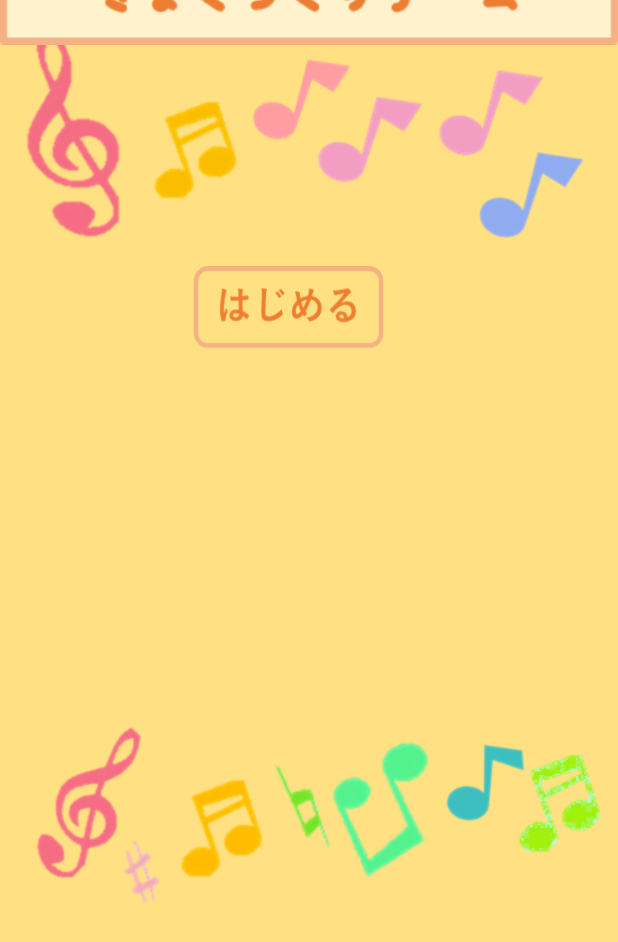
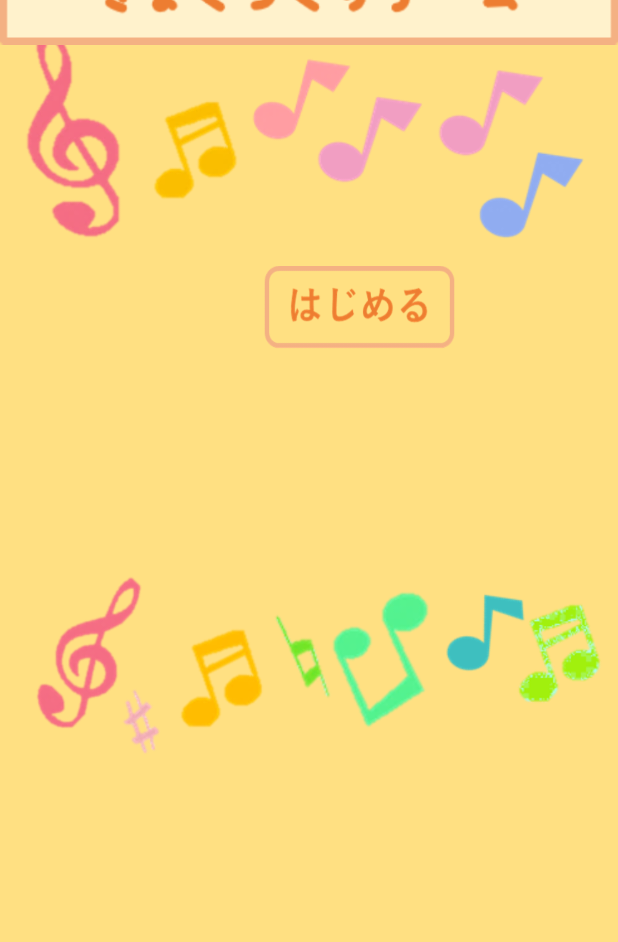
Before and after one commit to tomoki-hirai/Spajam2018, an Android app: the screen it shows after launch (TitleActivity), on a phone screen of 412 x 824 dp. Shown: the top 942 px of the screen. Run offline under Robolectric (Android 15) with nearby library versions, the phone set to English and light mode, and no system bars.

```diff
--- a/app/src/main/res/layout/activity_title.xml
+++ b/app/src/main/res/layout/activity_title.xml
@@ -17,7 +17,7 @@
         android:text=""
         app:layout_constraintBottom_toTopOf="@+id/imageView3"
         app:layout_constraintEnd_toEndOf="parent"
-        app:layout_constraintHorizontal_bias="0.448"
+        app:layout_constraintHorizontal_bias="0.626"
         app:layout_constraintStart_toStartOf="parent"
         app:layout_constraintTop_toBottomOf="@+id/imageView2" />
 
@@ -31,7 +31,7 @@
         app:layout_constraintHorizontal_bias="0.0"
         app:layout_constraintStart_toStartOf="parent"
         app:srcCompat="@drawable/up_sound"
-        tools:layout_editor_absoluteY="25dp" />
+        tools:layout_editor_absoluteY="92dp" />
 
     <ImageView
         android:id="@+id/imageView3"
@@ -39,7 +39,7 @@
         android:layout_height="wrap_content"
         android:layout_marginEnd="8dp"
         android:layout_marginStart="8dp"
-        android:layout_marginTop="228dp"
+        android:layout_marginTop="128dp"
         app:layout_constraintEnd_toEndOf="parent"
         app:layout_constraintHorizontal_bias="0.0"
         app:layout_constraintStart_toStartOf="parent"
```
